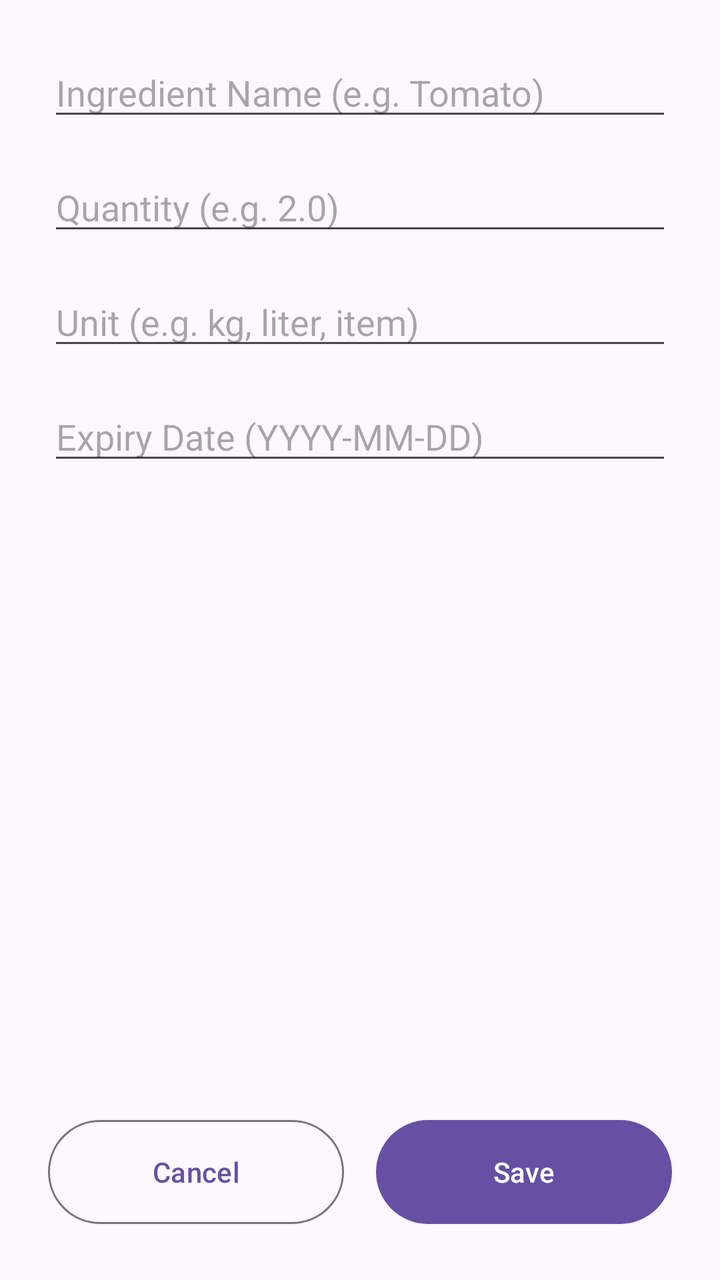
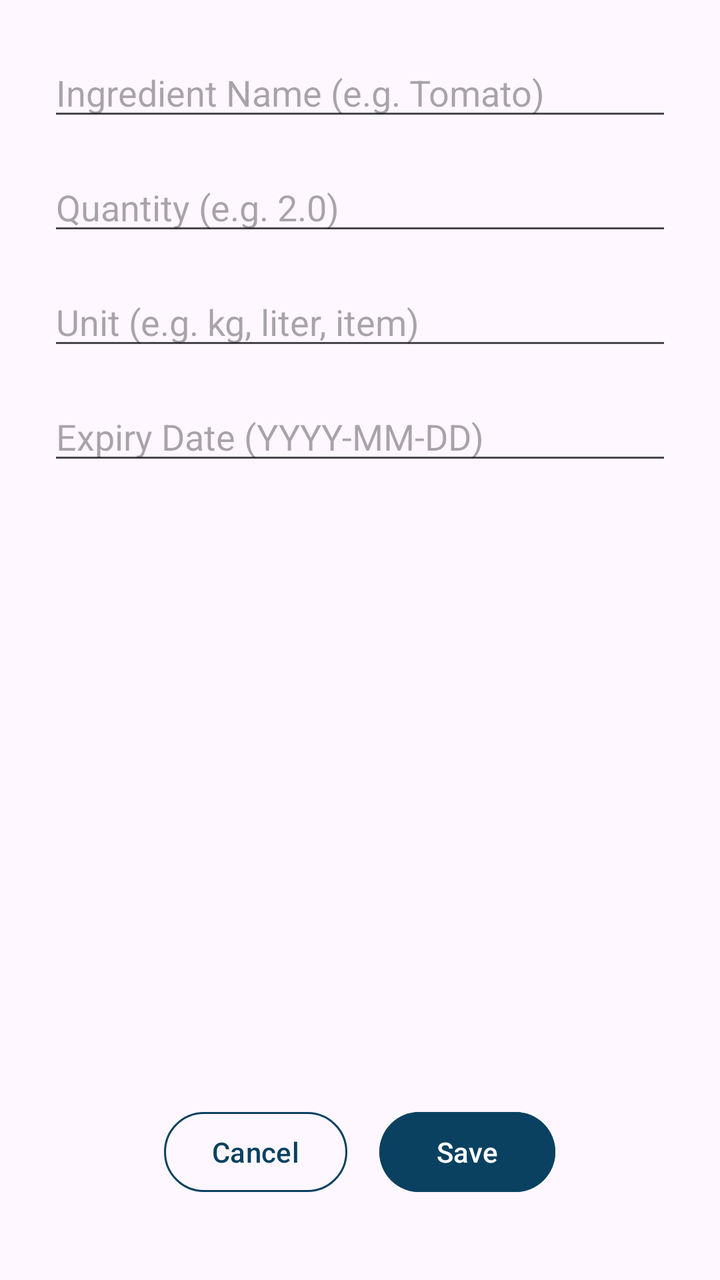

Two renders of the same Android screen: before a commit and after it. Below are the layout's source before the change and the commit's diff.
<!-- AndroidManifest.xml: application theme Theme.SmartPantryManager -->
<!-- res/layout/activity_add_ingredient.xml -->
<?xml version="1.0" encoding="utf-8"?>
<LinearLayout xmlns:android="http://schemas.android.com/apk/res/android"
    xmlns:app="http://schemas.android.com/apk/res-auto"
    android:id="@+id/main"
    android:layout_width="match_parent"
    android:layout_height="match_parent"
    android:orientation="vertical"
    android:padding="24dp">

    <EditText
        android:id="@+id/etIngredientName"
        android:layout_width="match_parent"
        android:layout_height="wrap_content"
        android:hint="Ingredient Name (e.g. Tomato)"
        android:layout_marginBottom="16dp" />

    <EditText
        android:id="@+id/etQuantity"
        android:layout_width="match_parent"
        android:layout_height="wrap_content"
        android:hint="Quantity (e.g. 2.0)"
        android:inputType="numberDecimal"
        android:layout_marginBottom="16dp" />

    <EditText
        android:id="@+id/etUnit"
        android:layout_width="match_parent"
        android:layout_height="wrap_content"
        android:hint="Unit (e.g. kg, liter, item)"
        android:layout_marginBottom="16dp" />

    <EditText
        android:id="@+id/etExpiryDate"
        android:layout_width="match_parent"
        android:layout_height="wrap_content"
        android:hint="Expiry Date (YYYY-MM-DD)"
        android:layout_marginBottom="24dp" />

    <Space
        android:layout_width="match_parent"
        android:layout_height="0dp"
        android:layout_weight="1" />

    
    <LinearLayout
        android:layout_width="match_parent"
        android:layout_height="wrap_content"
        android:orientation="horizontal">

        <Button
            android:id="@+id/btnCancel"
            style="?attr/materialButtonOutlinedStyle"
            android:layout_width="0dp"
            android:layout_height="60dp"
            android:layout_weight="1"
            android:layout_marginEnd="8dp"
            android:text="Cancel"
            app:cornerRadius="30dp" />

        <Button
            android:id="@+id/btnSaveIngredient"
            android:layout_width="0dp"
            android:layout_height="60dp"
            android:layout_weight="1"
            android:layout_marginStart="8dp"
            android:text="Save"
            app:cornerRadius="30dp" />

    </LinearLayout>

</LinearLayout>
<!-- resources referenced by this layout -->
<resources>
  <style name="Theme.SmartPantryManager" parent="Base.Theme.SmartPantryManager" />
  <style name="Base.Theme.SmartPantryManager" parent="Theme.Material3.DayNight.NoActionBar">
          
          
      </style>
</resources>

<!-- the commit's change to res/layout/activity_add_ingredient.xml (unified diff, before → after) -->
@@ -45,26 +45,30 @@
     <LinearLayout
         android:layout_width="match_parent"
         android:layout_height="wrap_content"
-        android:orientation="horizontal">
+        android:orientation="horizontal"
+        android:gravity="center"
+        android:layout_marginBottom="16dp">
 
         <Button
             android:id="@+id/btnCancel"
             style="?attr/materialButtonOutlinedStyle"
-            android:layout_width="0dp"
-            android:layout_height="60dp"
-            android:layout_weight="1"
+            android:layout_width="wrap_content"
+            android:layout_height="wrap_content"
+            android:text="Cancel"
+            android:textColor="#0a4160"
+            app:strokeColor="#0a4160"
             android:layout_marginEnd="8dp"
-            android:text="Cancel"
-            app:cornerRadius="30dp" />
+            app:cornerRadius="20dp" />
 
         <Button
             android:id="@+id/btnSaveIngredient"
-            android:layout_width="0dp"
-            android:layout_height="60dp"
-            android:layout_weight="1"
+            android:layout_width="wrap_content"
+            android:layout_height="wrap_content"
+            android:text="Save"
+            android:textColor="#FFFFFF"
+            android:backgroundTint="#0a4160"
             android:layout_marginStart="8dp"
-            android:text="Save"
-            app:cornerRadius="30dp" />
+            app:cornerRadius="20dp" />
 
     </LinearLayout>
 
